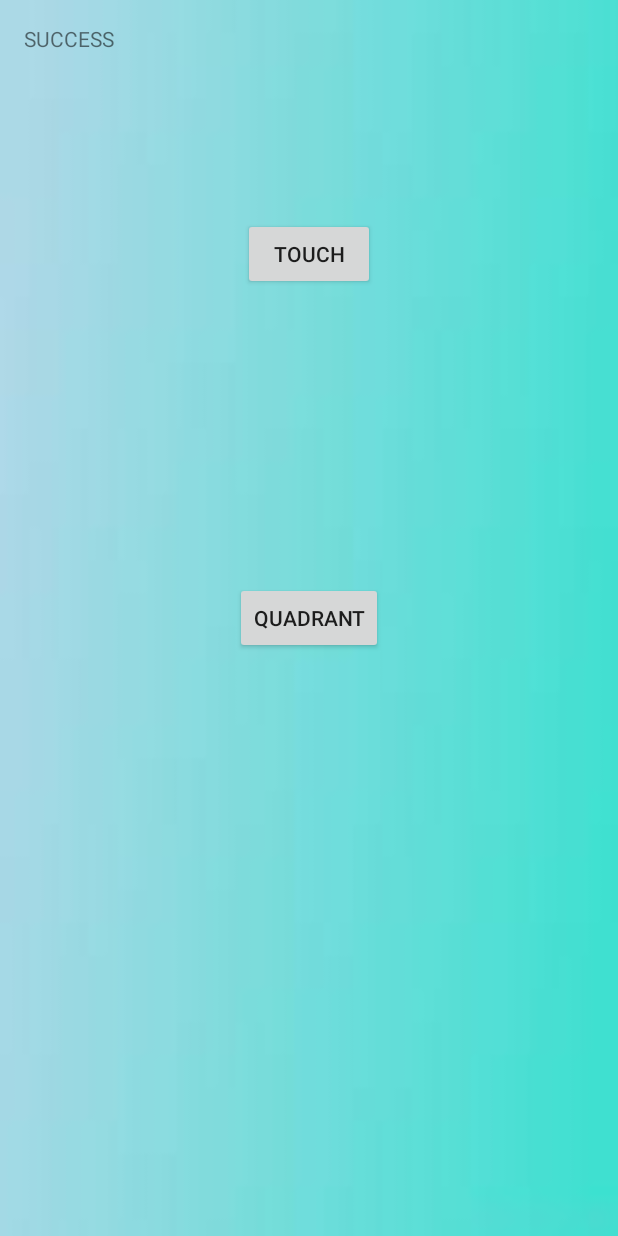
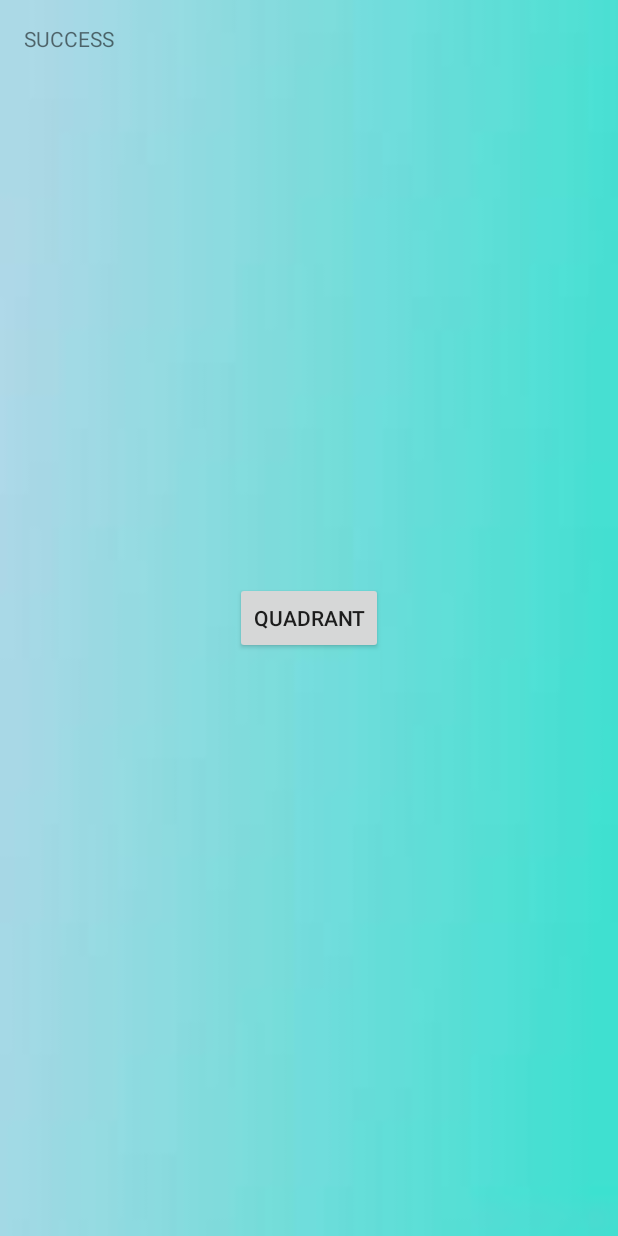
Before and after one commit to rapayla/MobileFinal, an Android app: the login screen opened directly, with no data from a screen before it, on a phone screen of 412 x 824 dp. Run offline under Robolectric (Android 15) with nearby library versions, the light colour scheme and no system bars.

Commit message:
delete ontouch

```diff
--- a/app/src/main/AndroidManifest.xml
+++ b/app/src/main/AndroidManifest.xml
@@ -17,7 +17,7 @@
         </activity>
 
         <activity android:name=".MainActivity"
-            android:label="FirstAndroidApp_MorningClass">
+            android:label="FinalsInMobileComputing">
             <intent-filter>
                 <action android:name="com.example.nard.finalsinmobile.Mainactivity" />
                 <category android:name="android.intent.category.DEFAULT" />
@@ -25,7 +25,6 @@
         </activity>
 
         <activity android:name=".login" />
-        <activity android:name=".OnTouchActivity" />
         <activity android:name=".quadrant" />
         <activity android:name=".sign_up"></activity>
     </application>
--- a/app/src/main/java/com/example/nard/finalsinmobilecomputing/login.java
+++ b/app/src/main/java/com/example/nard/finalsinmobilecomputing/login.java
@@ -17,26 +17,10 @@ public class login extends AppCompatActivity {
         super.onCreate(savedInstanceState);
         setContentView(R.layout.activity_login);
 
-        thbtn = (Button) findViewById(R.id.tchbtn);
+
         hehe=(Button) findViewById(R.id.quad);
 
-        thbtn.setOnClickListener(new View.OnClickListener() {
-            @Override
-            public void onClick(View view) {
-                Intent intent = new Intent(login.this,OnTouchActivity.class);
-                startActivity(intent);
 
-            }
-        });
-
-        thbtn.setOnTouchListener(new View.OnTouchListener() {
-            @Override
-            public boolean onTouch(View view, MotionEvent motionEvent) {
-                Intent intent = new Intent(login.this,OnTouchActivity.class);
-                startActivity(intent);
-                return false;
-            }
-        });
         hehe.setOnClickListener(new View.OnClickListener() {
             @Override
             public void onClick(View view) {
--- a/app/src/main/res/layout/activity_login.xml
+++ b/app/src/main/res/layout/activity_login.xml
@@ -21,15 +21,6 @@
     <Button
         android:layout_width="wrap_content"
         android:layout_height="wrap_content"
-        android:text="TOUCH"
-        android:id="@+id/tchbtn"
-        android:layout_marginTop="110dp"
-        android:layout_below="@+id/textView"
-        android:layout_centerHorizontal="true" />
-
-    <Button
-        android:layout_width="wrap_content"
-        android:layout_height="wrap_content"
         android:text="QUADRANT"
         android:id="@+id/quad"
         android:layout_centerVertical="true"
```
Also changed, not shown: app/src/main/java/com/example/nard/finalsinmobilecomputing/OnTouchActivity.java (deleted, +0 -60 lines), app/src/main/res/layout/activity_on_touch.xml (deleted, +0 -16 lines).
